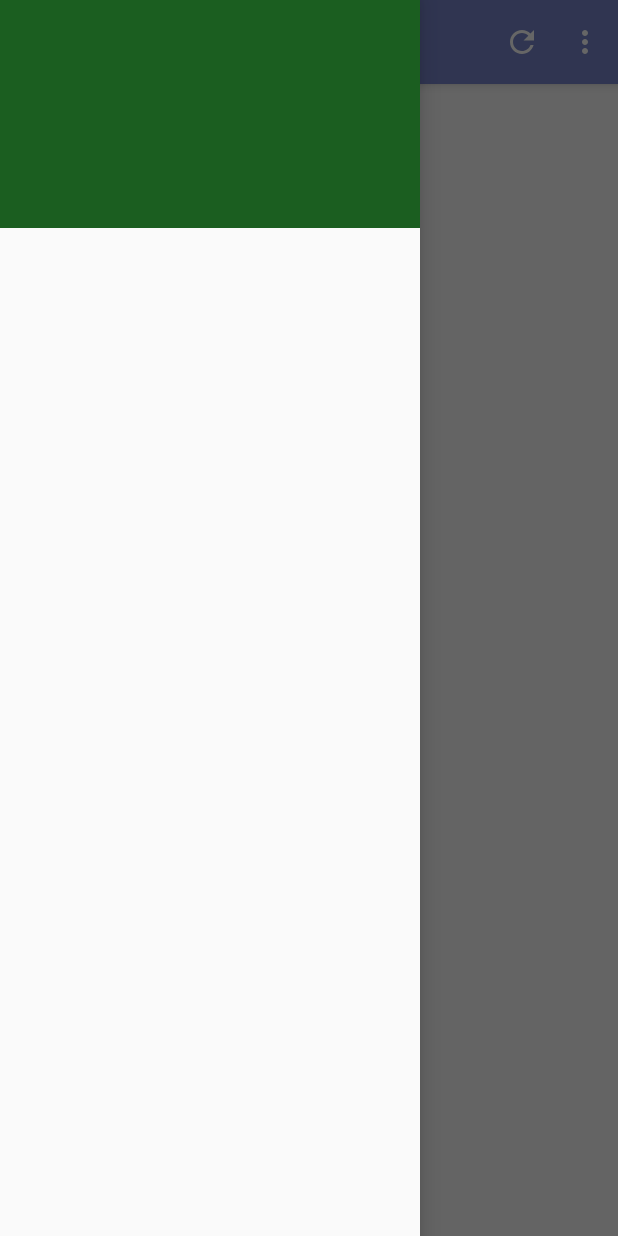
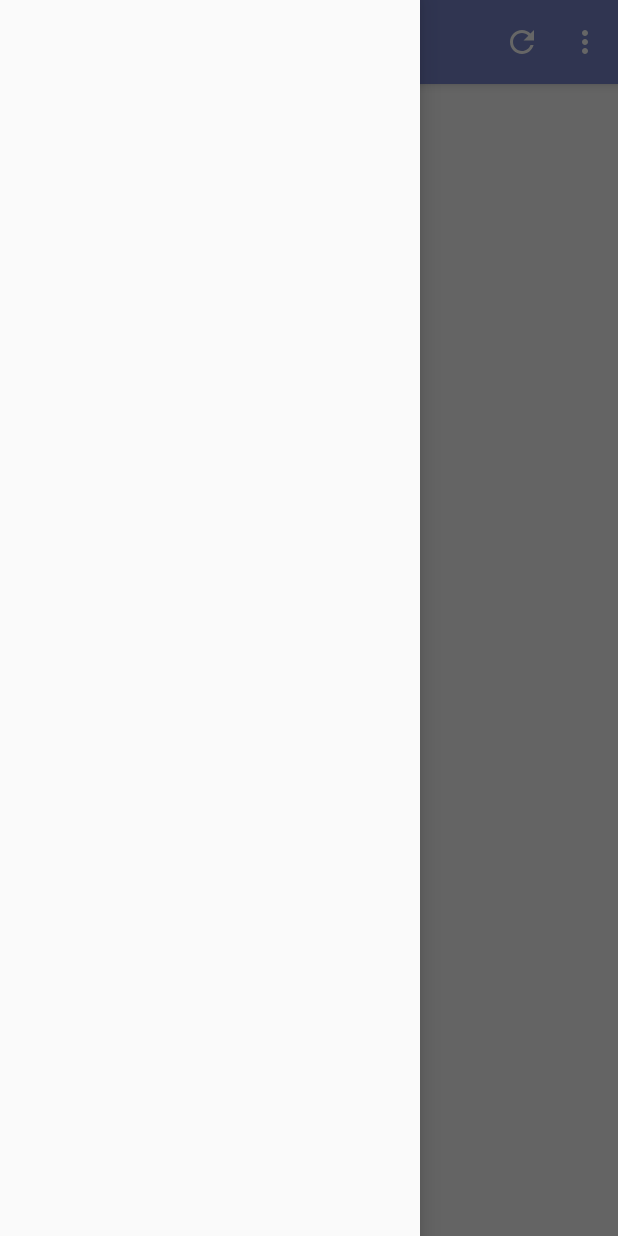
Before and after one commit to louis993546/Lineage-Android, an Android app: the MainActivity screen opened directly, with no data from a screen before it, with the side drawer open, on a phone screen of 412 x 824 dp. Run offline under Robolectric (Android 15) with nearby library versions, the phone set to English and light mode, and no system bars; our stand-ins replace CircleImageView, Room's generated code, Timber; libraries missing offline, so code that uses them is left out: com.firebase.jobdispatcher; 2 statements that could not run were skipped.

Commit message:
fix overdraw (thanks lint!)

```diff
--- a/app/src/main/res/layout/drawer_header.xml
+++ b/app/src/main/res/layout/drawer_header.xml
@@ -5,8 +5,7 @@
     android:layout_height="wrap_content"
     xmlns:app="http://schemas.android.com/apk/res-auto"
     xmlns:tools="http://schemas.android.com/tools"
-    android:padding="16dp"
-    android:background="@color/secondaryColor">
+    android:padding="16dp">
 
     <de.hdodenhof.circleimageview.CircleImageView
         android:id="@+id/circle_image_view_avatar"
```
